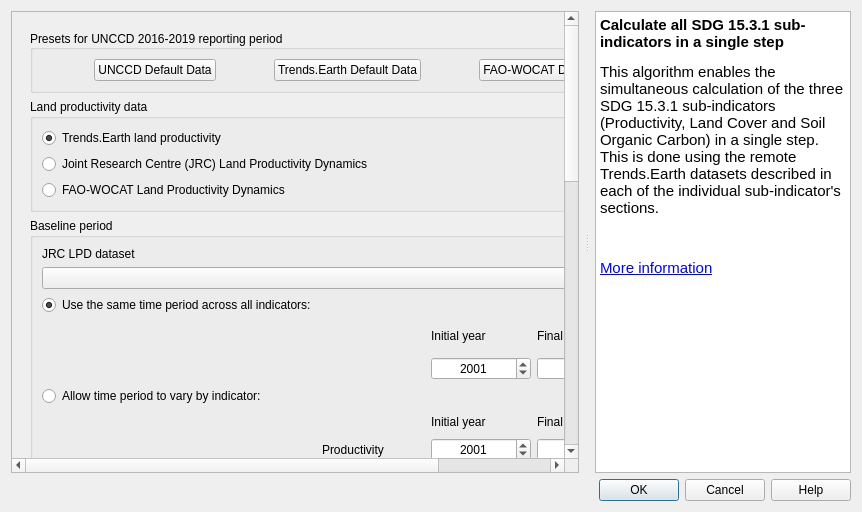
ConservationInternational/trends.earth, file LDMP/gui/DlgCalculateOneStep.ui: the form before one commit.
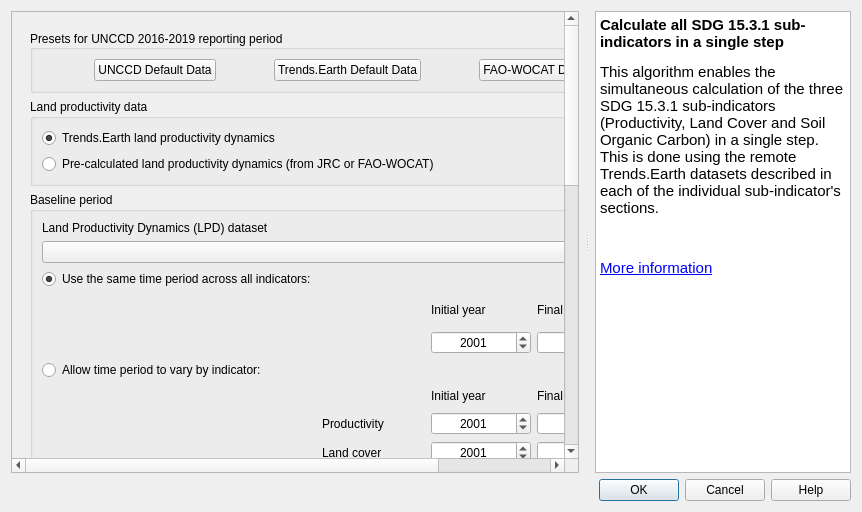
The form after the commit. Custom widgets are drawn as their Qt base class.

Commit message: Add FAO WOCAT LPD as a "precalculated" option

Patch:
```diff
--- a/LDMP/gui/DlgCalculateOneStep.ui
+++ b/LDMP/gui/DlgCalculateOneStep.ui
@@ -67,8 +67,8 @@
            <rect>
             <x>0</x>
             <y>0</y>
-            <width>557</width>
-            <height>909</height>
+            <width>660</width>
+            <height>965</height>
            </rect>
           </property>
           <layout class="QVBoxLayout" name="verticalLayout_7">
@@ -144,7 +144,7 @@
                  <item>
                   <widget class="QRadioButton" name="radio_lpd_te">
                    <property name="text">
-                    <string>Trends.Earth land productivity</string>
+                    <string>Trends.Earth land productivity dynamics</string>
                    </property>
                    <property name="checked">
                     <bool>true</bool>
@@ -154,17 +154,7 @@
                  <item>
                   <widget class="QRadioButton" name="radio_lpd_jrc">
                    <property name="text">
-                    <string>Joint Research Centre (JRC) Land Productivity Dynamics</string>
-                   </property>
-                   <property name="checked">
-                    <bool>false</bool>
-                   </property>
-                  </widget>
-                 </item>
-                 <item>
-                  <widget class="QRadioButton" name="radio_lpd_fao_wocat">
-                   <property name="text">
-                    <string>FAO-WOCAT Land Productivity Dynamics</string>
+                    <string>Pre-calculated land productivity dynamics (from JRC or FAO-WOCAT)</string>
                    </property>
                    <property name="checked">
                     <bool>false</bool>
@@ -609,7 +599,7 @@
                  <item row="0" column="0">
                   <widget class="QLabel" name="label_jrc_baseline">
                    <property name="text">
-                    <string>JRC LPD dataset</string>
+                    <string>Land Productivity Dynamics (LPD) dataset</string>
                    </property>
                   </widget>
                  </item>
```
Left out of the diff: 6 changed lines with no effect on the pictures. The commit also changes 4 other files.
